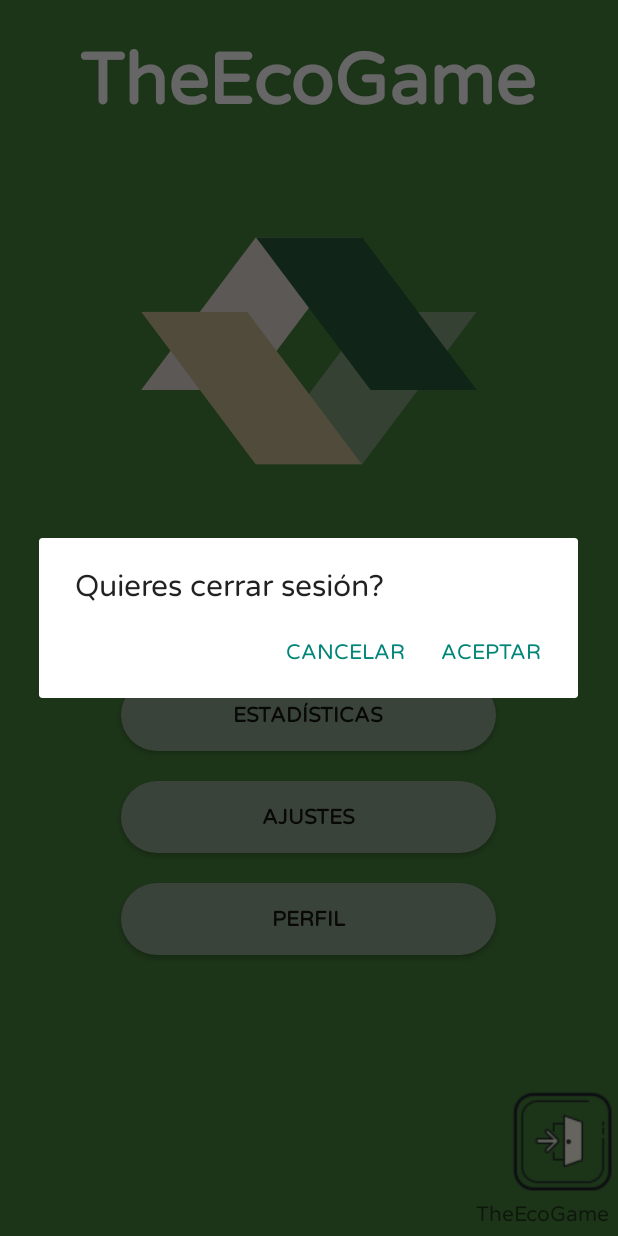
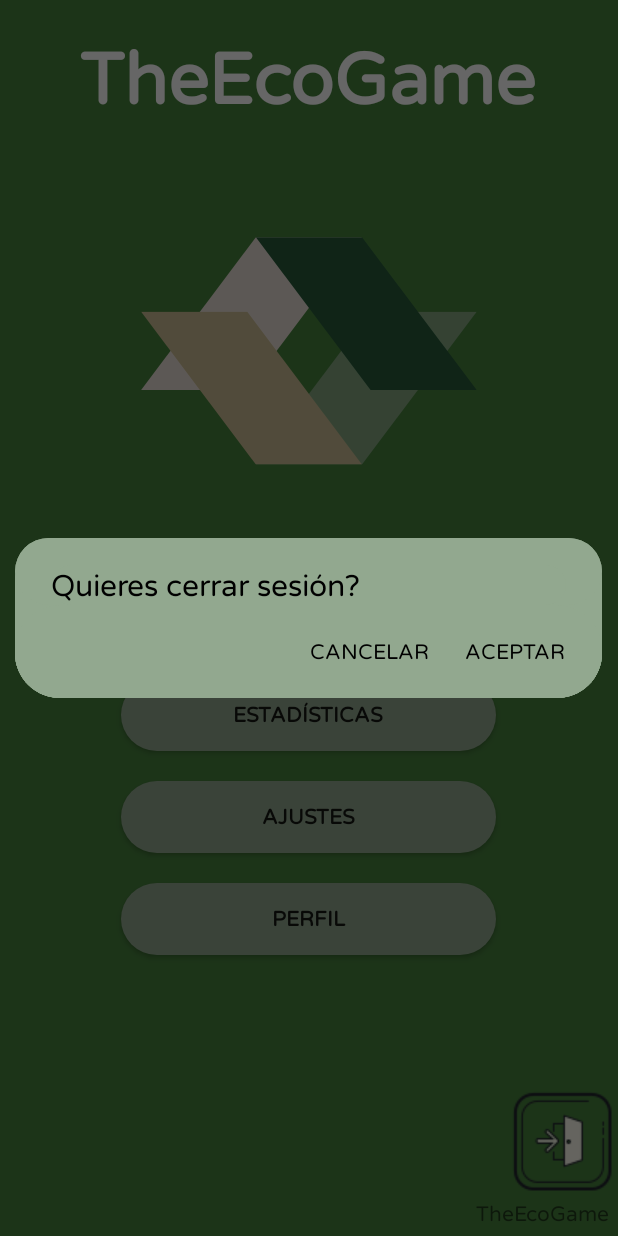
Before and after one commit to CrazyJMB/TheECOGame_mobile, an Android app: the MainScreenActivity screen opened directly, with no data from a screen before it, after a tap on "Cerrar sesión", on a phone screen of 412 x 824 dp. Run offline under Robolectric (Android 15) with nearby library versions, the phone set to English and light mode, and no system bars; network calls fail.

Commit message:
Alertas y corregir icono mute/sound

```diff
--- a/app/src/main/java/com/dds/theecogame/presentation/mainScreen/view/MainScreenActivity.kt
+++ b/app/src/main/java/com/dds/theecogame/presentation/mainScreen/view/MainScreenActivity.kt
@@ -1,8 +1,11 @@
 package com.dds.theecogame.presentation.mainScreen.view
 
 import android.content.Intent
+import android.graphics.Color
+import android.graphics.drawable.ColorDrawable
 import androidx.appcompat.app.AppCompatActivity
 import android.os.Bundle
+import android.view.ContextThemeWrapper
 import androidx.activity.viewModels
 import androidx.appcompat.app.AlertDialog
 import com.dds.theecogame.R
@@ -46,7 +49,7 @@ class MainScreenActivity : AppCompatActivity() {
         }
 
         binding.btnLogout.setOnClickListener {
-            val builder = AlertDialog.Builder(this)
+            val builder = AlertDialog.Builder(ContextThemeWrapper(this, R.style.alert_style))
             builder.setTitle(R.string.question_logut)
             builder.setPositiveButton(R.string.alert_confirm) { _, _ ->
 
@@ -58,7 +61,9 @@ class MainScreenActivity : AppCompatActivity() {
             builder.setNegativeButton(R.string.alert_cancel) { _, _ ->
                 //No hace nada
             }
-            builder.show()
+            val alertDialog = builder.create()
+            alertDialog.window?.setBackgroundDrawable(ColorDrawable(Color.TRANSPARENT))
+            alertDialog.show()
         }
     }
 }
--- a/app/src/main/res/layout/activity_game.xml
+++ b/app/src/main/res/layout/activity_game.xml
@@ -16,7 +16,7 @@
         android:layout_marginBottom="6dp"
         android:backgroundTint="@color/background_green"
         android:contentDescription="@string/back"
-        android:visibility="invisible"
+        android:visibility="visible"
         app:layout_constraintBottom_toTopOf="@+id/Linea"
         app:layout_constraintEnd_toEndOf="parent"
         app:layout_constraintStart_toStartOf="parent"
@@ -35,7 +35,7 @@
         android:contentDescription="@string/mute"
         app:layout_constraintEnd_toEndOf="parent"
         app:layout_constraintTop_toTopOf="parent"
-        app:srcCompat="@drawable/mute"
+        app:srcCompat="@drawable/sound"
         app:tint="@color/black" />
 
     <LinearLayout
--- /dev/null
+++ b/app/src/main/res/values/styles.xml
@@ -0,0 +1,16 @@
+<?xml version="1.0" encoding="utf-8"?>
+<resources>
+
+    <style name="alert_style">
+
+    <!-- Cambia el color de fondo del diálogo de alerta -->
+    <item name="android:background">@drawable/btn_shape_round</item>
+
+    <!-- Cambia el color del título del diálogo de alerta -->
+    <item name="android:textColorPrimary">@color/black</item>
+
+    <!-- Cambia el color del texto del contenido del diálogo de alerta -->
+    <item name="android:textColor">@android:color/black</item>
+
+    </style>
+</resources>
```
Also changed, not shown: app/src/main/java/com/dds/theecogame/presentation/game/view/GameActivity.kt (+9 -4 lines).
